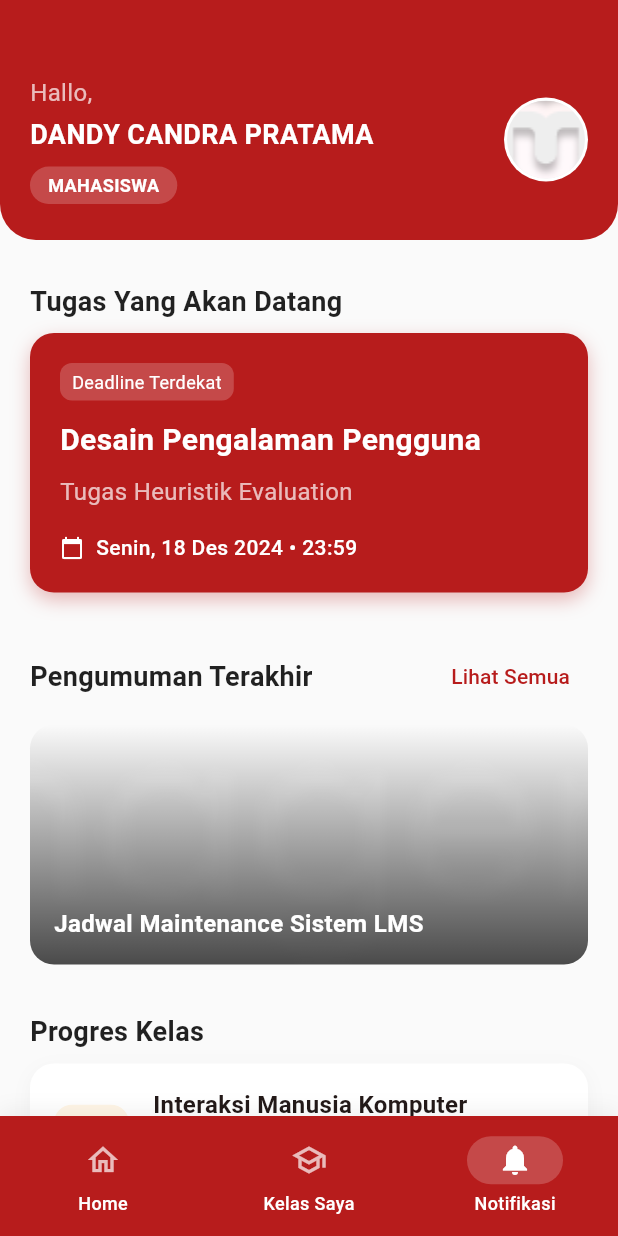
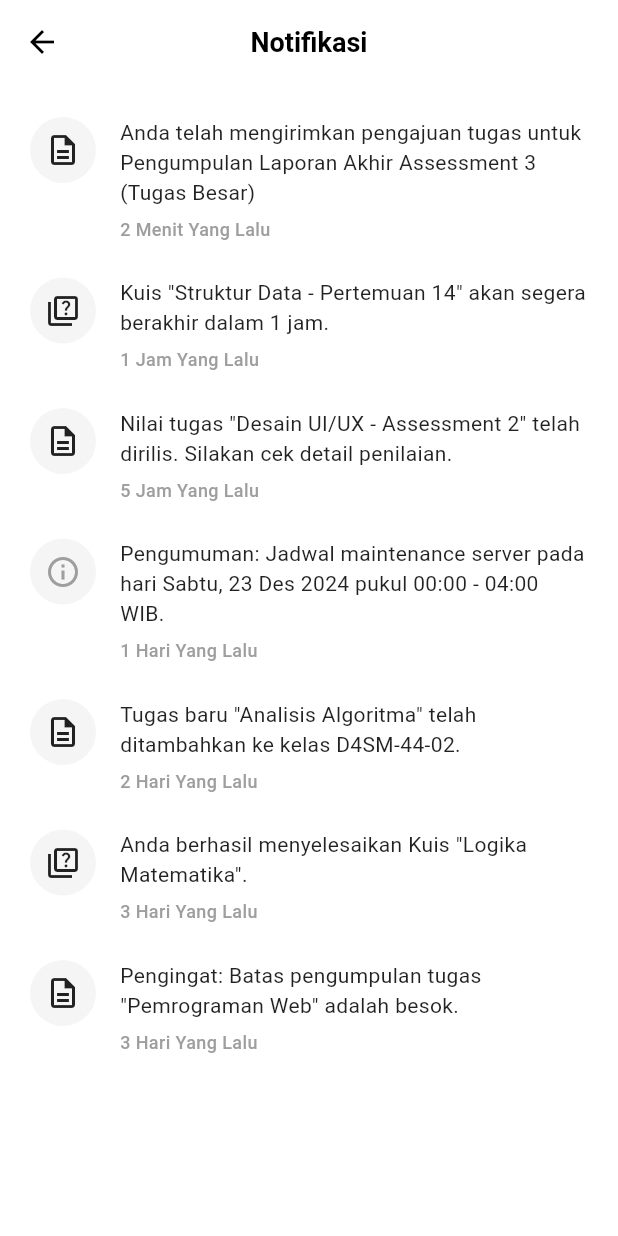
Before and after one commit to wlrmynt/celoe_lms, a Flutter app: the DashboardScreen screen opened directly, item 3 of the bottom bar chosen, on a phone screen of 412 x 824 dp. Run offline on Flutter 3.47's test engine with Material 3 defaults, Android fonts, the phone set to English and light mode, and no system bars.

Commit message:
Implement Notification Screen

```diff
--- a/lib/screens/dashboard_screen.dart
+++ b/lib/screens/dashboard_screen.dart
@@ -1,5 +1,6 @@
 import 'package:flutter/material.dart';
 import 'package:celoe_lms/screens/profile_screen.dart';
+import 'package:celoe_lms/screens/notification_screen.dart';
 
 class DashboardScreen extends StatefulWidget {
   const DashboardScreen({super.key});
@@ -410,9 +411,15 @@ class _DashboardScreenState extends State<DashboardScreen> {
         child: NavigationBar(
           selectedIndex: _selectedIndex,
           onDestinationSelected: (index) {
-            setState(() {
-              _selectedIndex = index;
-            });
+            if (index == 2) {
+              Navigator.of(context).push(
+                MaterialPageRoute(builder: (context) => const NotificationScreen()),
+              );
+            } else {
+              setState(() {
+                _selectedIndex = index;
+              });
+            }
           },
           backgroundColor: const Color(0xFFB71C1C),
           indicatorColor: Colors.white.withValues(alpha: 0.2),
--- /dev/null
+++ b/lib/screens/notification_screen.dart
@@ -0,0 +1,144 @@
+import 'package:flutter/material.dart';
+
+class NotificationScreen extends StatelessWidget {
+  const NotificationScreen({super.key});
+
+  @override
+  Widget build(BuildContext context) {
+    // Mock Data for Notifications
+    final List<Map<String, dynamic>> notifications = [
+      {
+        'type': 'task',
+        'message': 'Anda telah mengirimkan pengajuan tugas untuk Pengumpulan Laporan Akhir Assessment 3 (Tugas Besar)',
+        'time': '2 Menit Yang Lalu',
+      },
+      {
+        'type': 'quiz',
+        'message': 'Kuis "Struktur Data - Pertemuan 14" akan segera berakhir dalam 1 jam.',
+        'time': '1 Jam Yang Lalu',
+      },
+      {
+        'type': 'task',
+        'message': 'Nilai tugas "Desain UI/UX - Assessment 2" telah dirilis. Silakan cek detail penilaian.',
+        'time': '5 Jam Yang Lalu',
+      },
+      {
+        'type': 'info',
+        'message': 'Pengumuman: Jadwal maintenance server pada hari Sabtu, 23 Des 2024 pukul 00:00 - 04:00 WIB.',
+        'time': '1 Hari Yang Lalu',
+      },
+      {
+        'type': 'task',
+        'message': 'Tugas baru "Analisis Algoritma" telah ditambahkan ke kelas D4SM-44-02.',
+        'time': '2 Hari Yang Lalu',
+      },
+      {
+        'type': 'quiz',
+        'message': 'Anda berhasil menyelesaikan Kuis "Logika Matematika".',
+        'time': '3 Hari Yang Lalu',
+      },
+       {
+        'type': 'task',
+        'message': 'Pengingat: Batas pengumpulan tugas "Pemrograman Web" adalah besok.',
+        'time': '3 Hari Yang Lalu',
+      },
+    ];
+
+    return Scaffold(
+      backgroundColor: Colors.white,
+      // 2. App Bar (Header Navigasi)
+      appBar: AppBar(
+        backgroundColor: Colors.white,
+        elevation: 0,
+        centerTitle: true,
+        leading: IconButton(
+          icon: const Icon(Icons.arrow_back, color: Colors.black),
+          onPressed: () => Navigator.of(context).pop(),
+        ),
+        title: const Text(
+          'Notifikasi',
+          style: TextStyle(
+            color: Colors.black,
+            fontSize: 18,
+            fontWeight: FontWeight.bold,
+          ),
+        ),
+      ),
+      // 3. Struktur Daftar Notifikasi
+      body: ListView.builder(
+        padding: const EdgeInsets.symmetric(vertical: 10),
+        itemCount: notifications.length,
+        itemBuilder: (context, index) {
+          final notif = notifications[index];
+          return _buildNotificationItem(notif);
+        },
+      ),
+    );
+  }
+
+  Widget _buildNotificationItem(Map<String, dynamic> notif) {
+    IconData icon;
+    Color iconColor;
+
+    // 5. Ikon Notifikasi
+    switch (notif['type']) {
+      case 'task':
+        icon = Icons.description_outlined;
+        iconColor = Colors.black87;
+        break;
+      case 'quiz':
+        icon = Icons.quiz_outlined;
+        iconColor = Colors.black87;
+        break;
+      default:
+        icon = Icons.info_outline;
+        iconColor = Colors.grey;
+    }
+
+    return Padding(
+      padding: const EdgeInsets.symmetric(horizontal: 20, vertical: 12),
+      child: Row(
+        crossAxisAlignment: CrossAxisAlignment.start,
+        children: [
+          // Icon Container
+          Container(
+            padding: const EdgeInsets.all(10),
+            decoration: BoxDecoration(
+              color: Colors.grey[100],
+              shape: BoxShape.circle,
+            ),
+            child: Icon(icon, color: iconColor, size: 24),
+          ),
+          const SizedBox(width: 16),
+
+          // Content
+          Expanded(
+            child: Column(
+              crossAxisAlignment: CrossAxisAlignment.start,
+              children: [
+                // 4. Konten Teks Notifikasi
+                Text(
+                  notif['message'],
+                  style: const TextStyle(
+                    color: Colors.black87,
+                    fontSize: 14,
+                    height: 1.4,
+                  ),
+                ),
+                const SizedBox(height: 6),
+                Text(
+                  notif['time'],
+                  style: const TextStyle(
+                    color: Colors.grey,
+                    fontSize: 12,
+                    fontWeight: FontWeight.w500,
+                  ),
+                ),
+              ],
+            ),
+          ),
+        ],
+      ),
+    );
+  }
+}
--- a/lib/screens/profile_screen.dart
+++ b/lib/screens/profile_screen.dart
@@ -1,4 +1,5 @@
 import 'package:flutter/material.dart';
+import 'package:celoe_lms/screens/notification_screen.dart';
 
 class ProfileScreen extends StatefulWidget {
   const ProfileScreen({super.key});
@@ -162,10 +163,17 @@ class _ProfileScreenState extends State<ProfileScreen> with SingleTickerProvider
         child: NavigationBar(
           selectedIndex: _bottomNavIndex,
           onDestinationSelected: (index) {
-            setState(() {
-              _bottomNavIndex = index;
-              if (index == 0) Navigator.of(context).pop(); // Go back to Home
-            });
+            if (index == 0) {
+              Navigator.of(context).pop(); // Go back to Home
+            } else if (index == 2) {
+               Navigator.of(context).push(
+                MaterialPageRoute(builder: (context) => const NotificationScreen()),
+              );
+            } else {
+              setState(() {
+                _bottomNavIndex = index;
+              });
+            }
           },
           backgroundColor: primaryRed,
           indicatorColor: Colors.white.withValues(alpha: 0.2),
```
